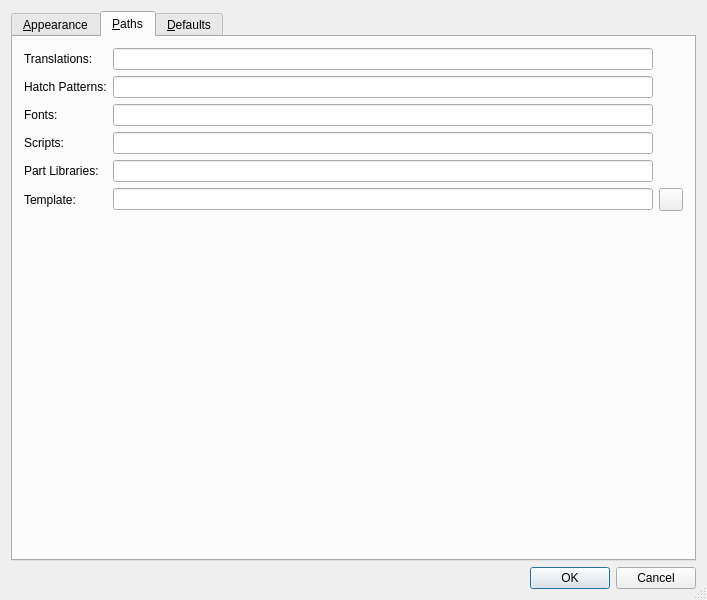
Above: librecad/src/ui/forms/qg_dlgoptionsgeneral.ui from lsy1599/designer before the change. Below: the same form after it.
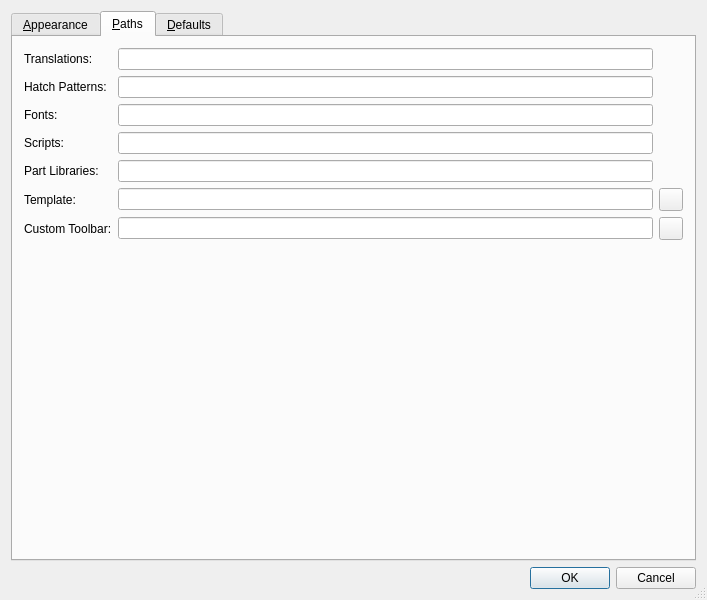
That is the form after the change. The open tabs and pages were chosen to show the change. Icons and pictures are not drawn.

Commit message: added ability to choose custom toolbar file // merge cleanup

Patch:
```diff
--- a/librecad/src/ui/forms/qg_dlgoptionsgeneral.ui
+++ b/librecad/src/ui/forms/qg_dlgoptionsgeneral.ui
@@ -1411,6 +1411,16 @@
        <string>&amp;Paths</string>
       </attribute>
       <layout class="QGridLayout">
+       <item row="6" column="0">
+        <widget class="QLabel" name="label_5">
+         <property name="text">
+          <string>Custom Toolbar:</string>
+         </property>
+        </widget>
+       </item>
+       <item row="6" column="1">
+        <widget class="QLineEdit" name="le_custom_toolbar"/>
+       </item>
        <item row="0" column="0">
         <widget class="QLabel" name="textLabel2">
          <property name="text">
@@ -1497,7 +1507,7 @@
          </property>
         </widget>
        </item>
-       <item row="6" column="0">
+       <item row="7" column="0">
         <spacer name="spacer5">
          <property name="orientation">
           <enum>Qt::Vertical</enum>
@@ -1513,7 +1523,7 @@
          </property>
         </spacer>
        </item>
-       <item row="6" column="1">
+       <item row="7" column="1">
         <spacer name="spacer5_2">
          <property name="orientation">
           <enum>Qt::Vertical</enum>
@@ -1529,6 +1539,14 @@
          </property>
         </spacer>
        </item>
+       <item row="6" column="2">
+        <widget class="QToolButton" name="bt_custom_toolbar">
+         <property name="icon">
+          <iconset resource="../../../res/extui/extui.qrc">
+           <normaloff>:/extui/fileopen.png</normaloff>:/extui/fileopen.png</iconset>
+         </property>
+        </widget>
+       </item>
       </layout>
      </widget>
      <widget class="QWidget" name="tab_3">
```
Left out of the diff: 45 changed lines with no effect on the pictures. The commit also changes 4 other files.
